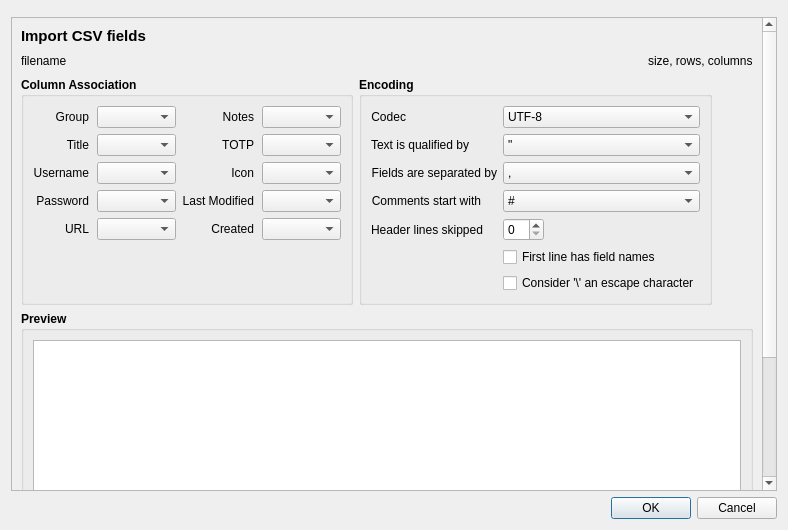
This is src/gui/csvImport/CsvImportWidget.ui in keepassxreboot/keepassxc as Qt 5 draws it before an edit. The edited form follows.
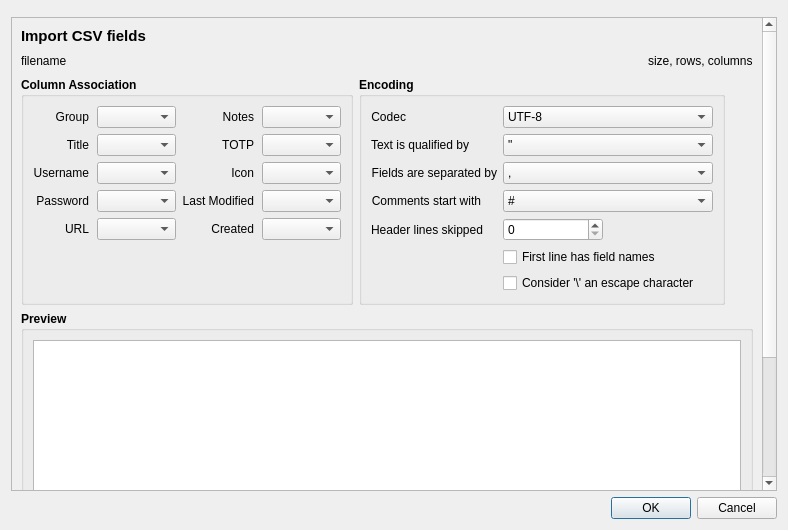
This is the edited form. Custom widgets are drawn as their Qt base class.

Commit message: Add minimum sizes for QSpinBox widgets

```diff
--- a/src/gui/csvImport/CsvImportWidget.ui
+++ b/src/gui/csvImport/CsvImportWidget.ui
@@ -30,8 +30,8 @@
        <rect>
         <x>0</x>
         <y>0</y>
-        <width>753</width>
-        <height>615</height>
+        <width>751</width>
+        <height>684</height>
        </rect>
       </property>
       <layout class="QVBoxLayout" name="verticalLayout_3">
@@ -601,6 +601,18 @@
              <layout class="QHBoxLayout" name="horizontalLayout">
               <item>
                <widget class="QSpinBox" name="spinBoxSkip">
+                <property name="sizePolicy">
+                 <sizepolicy hsizetype="Preferred" vsizetype="Fixed">
+                  <horstretch>0</horstretch>
+                  <verstretch>0</verstretch>
+                 </sizepolicy>
+                </property>
+                <property name="minimumSize">
+                 <size>
+                  <width>100</width>
+                  <height>0</height>
+                 </size>
+                </property>
                 <property name="font">
                  <font>
                   <weight>50</weight>
```
Left out of the diff: 2 changed lines with no effect on the pictures. The commit also changes 7 other files.
